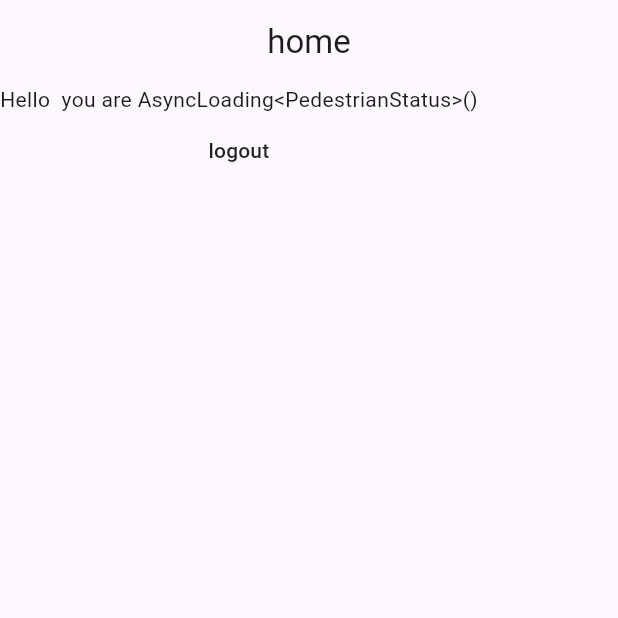
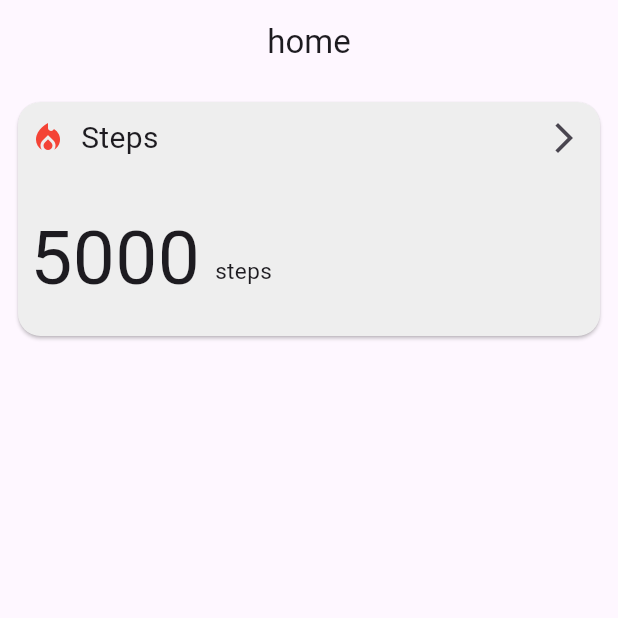
Before and after one commit to CosmicRaptor/fitness_application, a Flutter app: the screen it shows once a user with an empty profile is signed in, on a phone screen of 412 x 824 dp, the top half of it. Run offline on Flutter 3.47's test engine with Material 3 defaults, Android fonts, the phone set to English and light mode, and no system bars; our stand-ins replace cloud_firestore, firebase_auth, firebase_core, firebase_storage, flutter_riverpod, fpdart and 4 more; accounts and stored records are empty; network calls fail.

Commit message:
added steps card

```diff
--- /dev/null
+++ b/lib/core/widgets/steps_card.dart
@@ -0,0 +1,61 @@
+import 'package:fitness_application/features/workouts/repository/workout_backend_task.dart';
+import 'package:flutter/material.dart';
+import 'package:flutter_riverpod/flutter_riverpod.dart';
+
+class StepsCard extends ConsumerWidget {
+  const StepsCard({super.key});
+
+
+  @override
+  Widget build(BuildContext context, WidgetRef ref) {
+    final steps = ref.watch(scprovider);
+    return SizedBox(
+      height: 180,
+      child: Padding(
+        padding: const EdgeInsets.all(8.0),
+        child: Card(
+          shape: RoundedRectangleBorder(
+            borderRadius: BorderRadius.circular(15.0),
+          ),
+          color: Colors.grey[200],
+          child: Column(
+            children: [
+               Padding(
+                 padding: const EdgeInsets.only(left: 8.0),
+                 child: Row(
+                  children: [
+                    const Icon(Icons.local_fire_department, color: Colors.red,),
+                    const SizedBox(width: 10.0,),
+                    const Text('Steps', style: TextStyle(fontSize: 20.0),),
+                    Expanded(
+                      child: Align(
+                        alignment: Alignment.centerRight,
+                        child: IconButton(icon: const Icon(Icons.arrow_forward_ios), onPressed: (){},),
+                      ),
+                    )
+                  ],
+                               ),
+               ),
+              const SizedBox(height: 20.0,),
+              SizedBox(
+                height: 55,
+                child: Padding(
+                  padding: const EdgeInsets.only(left: 8.0),
+                  child: Row(
+                    crossAxisAlignment: CrossAxisAlignment.end,
+                    children: [
+                      //TODO: add the steps here
+                      Flexible(child: Text('5000', style: const TextStyle(fontSize: 50.0))),
+                      const SizedBox(width: 10.0,),
+                      const Text('steps', style: TextStyle(fontSize: 15.0),),
+                    ],
+                  ),
+                ),
+              )
+            ],
+          ),
+        ),
+      ),
+    );
+  }
+}
--- a/lib/features/workouts/screens/home_screen.dart
+++ b/lib/features/workouts/screens/home_screen.dart
@@ -4,6 +4,7 @@ import 'package:firebase_auth/firebase_auth.dart';
 import 'package:fitness_application/core/common/error_text.dart';
 import 'package:fitness_application/core/common/loader.dart';
 import 'package:fitness_application/core/router.dart';
+import 'package:fitness_application/core/widgets/steps_card.dart';
 import 'package:fitness_application/features/workouts/controller/workout_controller.dart';
 import 'package:fitness_application/features/workouts/repository/workout_backend_task.dart';
 import 'package:flutter/material.dart';
@@ -35,17 +36,7 @@ class _HomeScreenState extends ConsumerState<HomeScreen> {
         title: Text("home"),
         centerTitle: true,
       ),
-      body: Column(
-        children: [
-          Text('Hello ${user!.name} you are $status'),
-          MaterialButton(
-            onPressed: (){
-              logOut();
-            },
-            child: Text('logout'),
-          ),
-        ],
-      )
+      body: const StepsCard(),
     );
   }
 }
```
